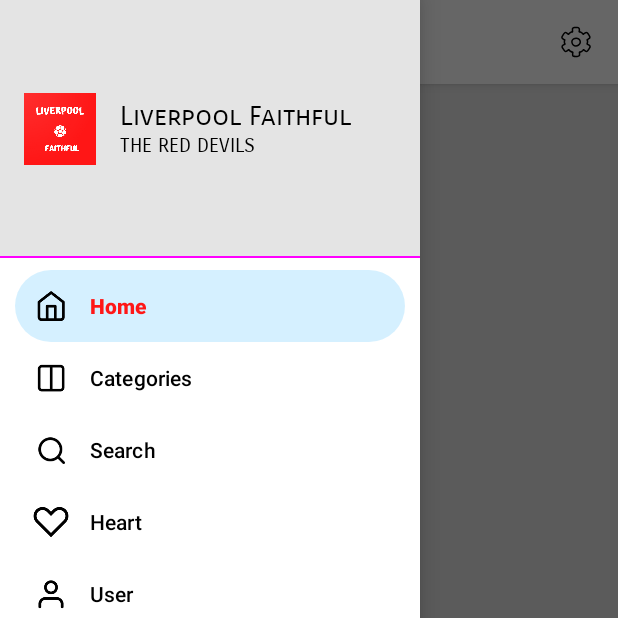
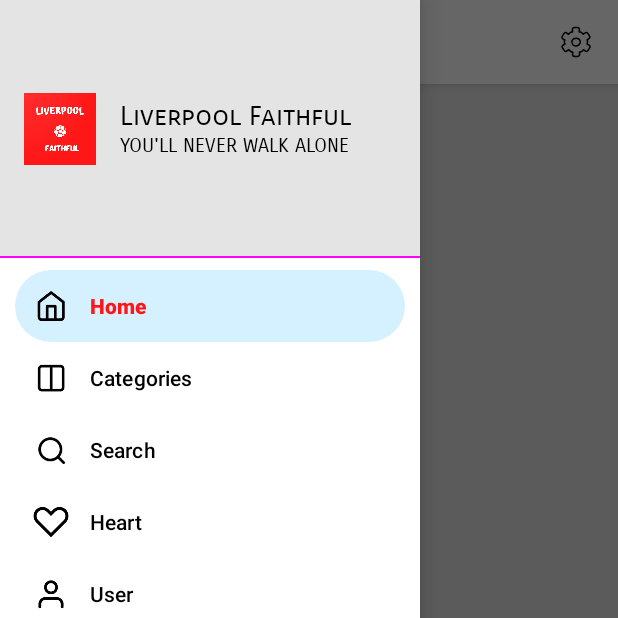
Before and after one commit to itsourov/Liverpool-Faithful-W2A, an Android app: the screen it shows after launch (MainActivity), with the side drawer open, on a phone screen of 412 x 824 dp, the top half of it. Run offline under Robolectric (Android 15) with nearby library versions, the phone set to English and light mode, and no system bars; our stand-ins replace AdMob, Shimmer, Volley; libraries missing offline, so code that uses them is left out: dev.shreyaspatil; network calls fail; pictures from the network do not load; 5 statements that could not run were skipped.

Commit message:
changed tagline

```diff
--- a/app/src/main/res/values/strings.xml
+++ b/app/src/main/res/values/strings.xml
@@ -1,5 +1,6 @@
 <resources>
     <string name="app_name">Liverpool Faithful</string>
+    <string name="tagline">YOU\'LL NEVER WALK ALONE</string>
 
     <string name="small_text">Small</string>
     <string name="default_text">Normal</string>
@@ -54,7 +55,6 @@
     <string name="privacy_policy_url">https://liverpoolfaithful.com/privacy-policy/</string>
     <string name="more_apps_url">https://play.google.com/store/apps/developer?id=Elcrema+Concept</string>
     <string name="other">Other</string>
-    <string name="tagline">THE RED DEVILS</string>
     <string name="share_text">"Install this awesome app. "</string>
     <string name="ok">OK</string>
     <string name="update_alert_title">Update required</string>
```
